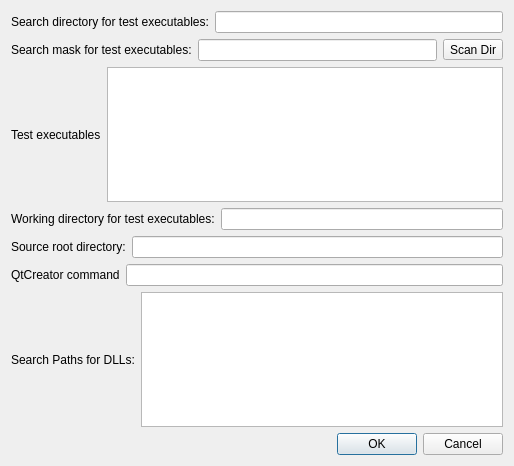
The window that qTestLibRunner/settingswindow.ui (pioupus/qTestLibRunner) describes before a commit, drawn with Qt 5.
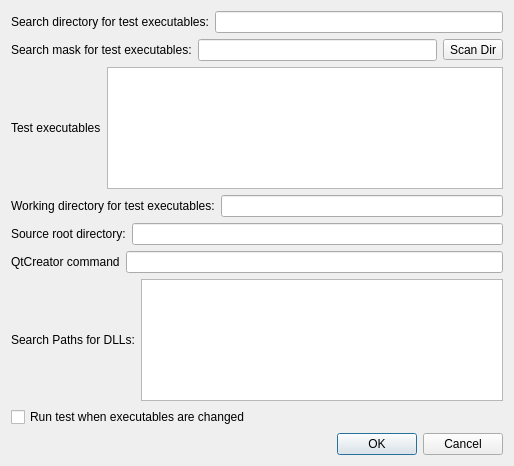
The same window after the commit.

What changed in the file:
```diff
--- a/qTestLibRunner/settingswindow.ui
+++ b/qTestLibRunner/settingswindow.ui
@@ -122,8 +122,8 @@
           <string>&lt;!DOCTYPE HTML PUBLIC &quot;-//W3C//DTD HTML 4.0//EN&quot; &quot;http://www.w3.org/TR/REC-html40/strict.dtd&quot;&gt;
 &lt;html&gt;&lt;head&gt;&lt;meta name=&quot;qrichtext&quot; content=&quot;1&quot; /&gt;&lt;style type=&quot;text/css&quot;&gt;
 p, li { white-space: pre-wrap; }
-&lt;/style&gt;&lt;/head&gt;&lt;body style=&quot; font-family:'MS Shell Dlg 2'; font-size:8.25pt; font-weight:400; font-style:normal;&quot;&gt;
-&lt;p style=&quot;-qt-paragraph-type:empty; margin-top:0px; margin-bottom:0px; margin-left:0px; margin-right:0px; -qt-block-indent:0; text-indent:0px;&quot;&gt;&lt;br /&gt;&lt;/p&gt;&lt;/body&gt;&lt;/html&gt;</string>
+&lt;/style&gt;&lt;/head&gt;&lt;body style=&quot; font-family:'Sans Serif'; font-size:9pt; font-weight:400; font-style:normal;&quot;&gt;
+&lt;p style=&quot;-qt-paragraph-type:empty; margin-top:0px; margin-bottom:0px; margin-left:0px; margin-right:0px; -qt-block-indent:0; text-indent:0px; font-family:'MS Shell Dlg 2'; font-size:8pt;&quot;&gt;&lt;br /&gt;&lt;/p&gt;&lt;/body&gt;&lt;/html&gt;</string>
          </property>
         </widget>
        </item>
@@ -131,6 +131,13 @@
      </item>
     </layout>
    </item>
+   <item>
+    <widget class="QCheckBox" name="chbRunOnChange">
+     <property name="text">
+      <string>Run test when executables are changed</string>
+     </property>
+    </widget>
+   </item>
    <item>
     <widget class="QDialogButtonBox" name="buttonBox">
      <property name="orientation">
```
Left out of the diff: 2 changed lines with no effect on the pictures.
